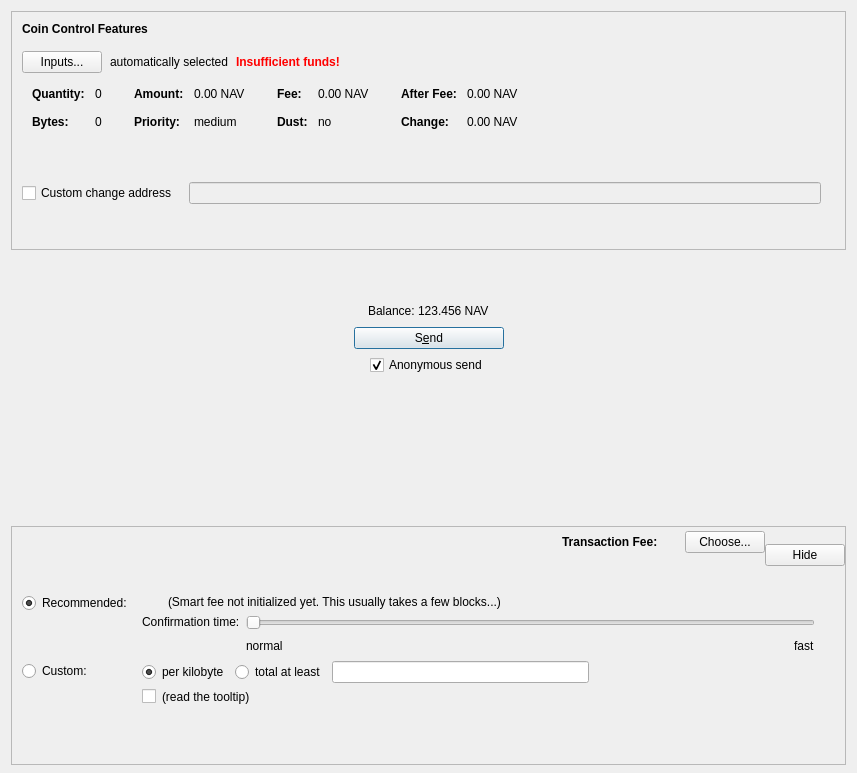
Old version of the form src/qt/forms/sendcoinsdialog.ui in the repository navcoin/navcoin-core.
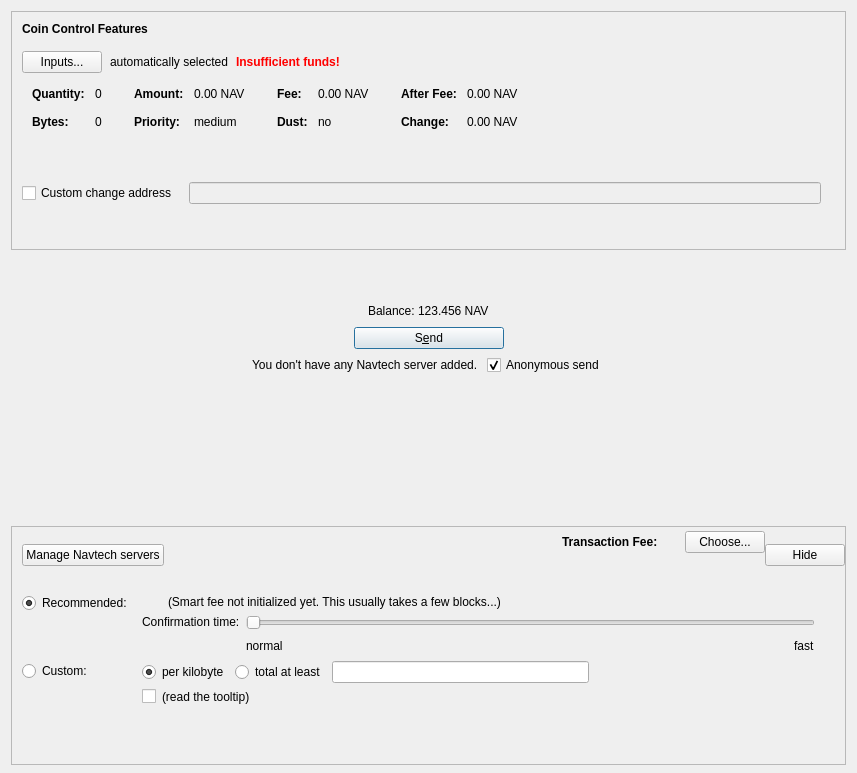
New version of the form. Icons and pictures are not drawn. Custom widgets are drawn as their Qt base class.

Commit message: GUI anon tx

Diff of the .ui file:
```diff
--- a/src/qt/forms/sendcoinsdialog.ui
+++ b/src/qt/forms/sendcoinsdialog.ui
@@ -797,7 +797,17 @@
         </spacer>
        </item>
        <item>
-        <widget class="QCheckBox" name="checkBox">
+        <widget class="QLabel" name="noNavtechLabel">
+         <property name="styleSheet">
+          <string notr="true"/>
+         </property>
+         <property name="text">
+          <string>You don't have any Navtech server added. </string>
+         </property>
+        </widget>
+       </item>
+       <item>
+        <widget class="QCheckBox" name="anonsendCheckbox">
          <property name="text">
           <string>Anonymous send</string>
          </property>
@@ -894,6 +904,13 @@
           <property name="bottomMargin">
            <number>0</number>
           </property>
+          <item>
+           <widget class="QPushButton" name="noNavtechButton">
+            <property name="text">
+             <string>Manage Navtech servers</string>
+            </property>
+           </widget>
+          </item>
           <item>
            <spacer name="horizontalSpacer_4">
             <property name="orientation">
```
Left out of the diff: 2 changed lines with no effect on the pictures. The commit also changes 6 other files.
